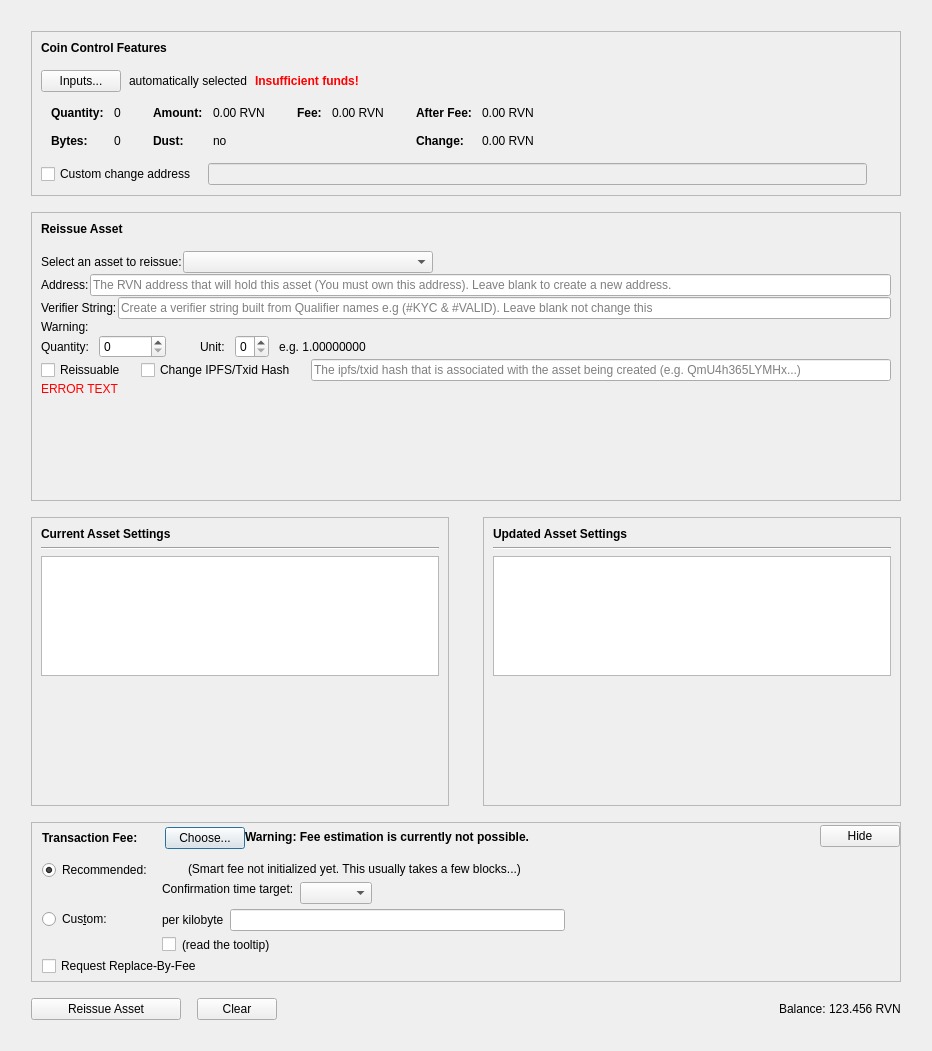
Above: src/qt/forms/reissueassetdialog.ui from RavenProject/Ravencoin before the change. Below: the same form after it.
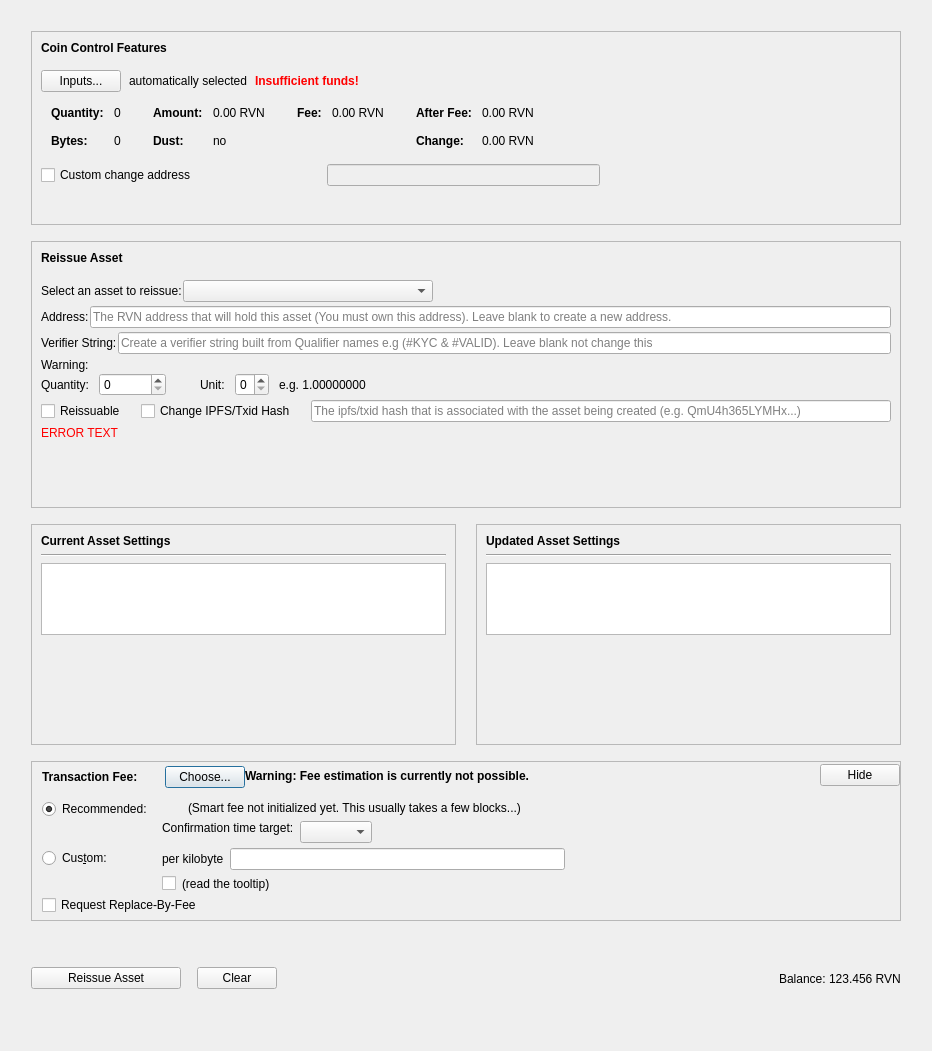
That is the form after the change. Custom widgets are drawn as their Qt base class.

Commit message:
gui: minimum sizes and margins
    * Increase minimum window size to 1024x700
    * Adjust layouts most pages, to be usable at the new minimum window size.
    * Most marings are reduced.

```diff
--- a/src/qt/forms/reissueassetdialog.ui
+++ b/src/qt/forms/reissueassetdialog.ui
@@ -10,10 +10,16 @@
     <height>1051</height>
    </rect>
   </property>
+  <property name="sizePolicy">
+   <sizepolicy hsizetype="MinimumExpanding" vsizetype="Preferred">
+    <horstretch>0</horstretch>
+    <verstretch>0</verstretch>
+   </sizepolicy>
+  </property>
   <property name="minimumSize">
    <size>
     <width>600</width>
-    <height>550</height>
+    <height>800</height>
    </size>
   </property>
   <property name="windowTitle">
@@ -45,6 +51,12 @@
          <verstretch>0</verstretch>
         </sizepolicy>
        </property>
+       <property name="minimumSize">
+        <size>
+         <width>600</width>
+         <height>194</height>
+        </size>
+       </property>
        <property name="frameShape">
         <enum>QFrame::StyledPanel</enum>
        </property>
@@ -530,7 +542,7 @@
                <bool>false</bool>
               </property>
               <property name="sizePolicy">
-               <sizepolicy hsizetype="Expanding" vsizetype="Fixed">
+               <sizepolicy hsizetype="Ignored" vsizetype="Fixed">
                 <horstretch>0</horstretch>
                 <verstretch>0</verstretch>
                </sizepolicy>
@@ -584,10 +596,16 @@
      </item>
      <item>
       <widget class="QFrame" name="frame">
+       <property name="sizePolicy">
+        <sizepolicy hsizetype="Preferred" vsizetype="Fixed">
+         <horstretch>0</horstretch>
+         <verstretch>0</verstretch>
+        </sizepolicy>
+       </property>
        <property name="minimumSize">
         <size>
-         <width>400</width>
-         <height>180</height>
+         <width>600</width>
+         <height>220</height>
         </size>
        </property>
        <property name="frameShape">
@@ -651,6 +669,9 @@
           </property>
           <item>
            <layout class="QHBoxLayout" name="horizontalLayout">
+            <property name="bottomMargin">
+             <number>3</number>
+            </property>
             <item>
              <widget class="QLabel" name="assetNameLabel">
               <property name="sizePolicy">
@@ -713,6 +734,9 @@
           </item>
           <item>
            <layout class="QHBoxLayout" name="horizontalLayout_3">
+            <property name="bottomMargin">
+             <number>3</number>
+            </property>
             <item>
              <widget class="QLabel" name="addressLabel">
               <property name="text">
@@ -734,6 +758,9 @@
           </item>
           <item>
            <layout class="QHBoxLayout" name="horizontalLayout_15">
+            <property name="bottomMargin">
+             <number>3</number>
+            </property>
             <item>
              <widget class="QLabel" name="labelVerifierString">
               <property name="text">
@@ -762,6 +789,9 @@
             <property name="spacing">
              <number>34</number>
             </property>
+            <property name="bottomMargin">
+             <number>3</number>
+            </property>
             <item>
              <layout class="QHBoxLayout" name="horizontalLayout_7">
               <property name="spacing">
@@ -846,6 +876,9 @@
             <property name="spacing">
              <number>0</number>
             </property>
+            <property name="bottomMargin">
+             <number>3</number>
+            </property>
             <item>
              <layout class="QHBoxLayout" name="horizontalLayout_10">
               <property name="rightMargin">
@@ -953,12 +986,27 @@
       </widget>
      </item>
      <item>
-      <layout class="QHBoxLayout" name="horizontalLayout_9">
+      <layout class="QHBoxLayout" name="horizontalLayout_9" stretch="0,0">
        <property name="spacing">
-        <number>34</number>
+        <number>20</number>
+       </property>
+       <property name="sizeConstraint">
+        <enum>QLayout::SetMinimumSize</enum>
        </property>
        <item>
         <widget class="QFrame" name="frame_3">
+         <property name="sizePolicy">
+          <sizepolicy hsizetype="Preferred" vsizetype="Fixed">
+           <horstretch>0</horstretch>
+           <verstretch>0</verstretch>
+          </sizepolicy>
+         </property>
+         <property name="minimumSize">
+          <size>
+           <width>0</width>
+           <height>150</height>
+          </size>
+         </property>
          <property name="frameShape">
           <enum>QFrame::StyledPanel</enum>
          </property>
@@ -1027,6 +1075,18 @@
        </item>
        <item>
         <widget class="QFrame" name="frame_2">
+         <property name="sizePolicy">
+          <sizepolicy hsizetype="Preferred" vsizetype="Fixed">
+           <horstretch>0</horstretch>
+           <verstretch>0</verstretch>
+          </sizepolicy>
+         </property>
+         <property name="minimumSize">
+          <size>
+           <width>0</width>
+           <height>150</height>
+          </size>
+         </property>
          <property name="frameShape">
           <enum>QFrame::StyledPanel</enum>
          </property>
```
The commit also changes 6 other files.
